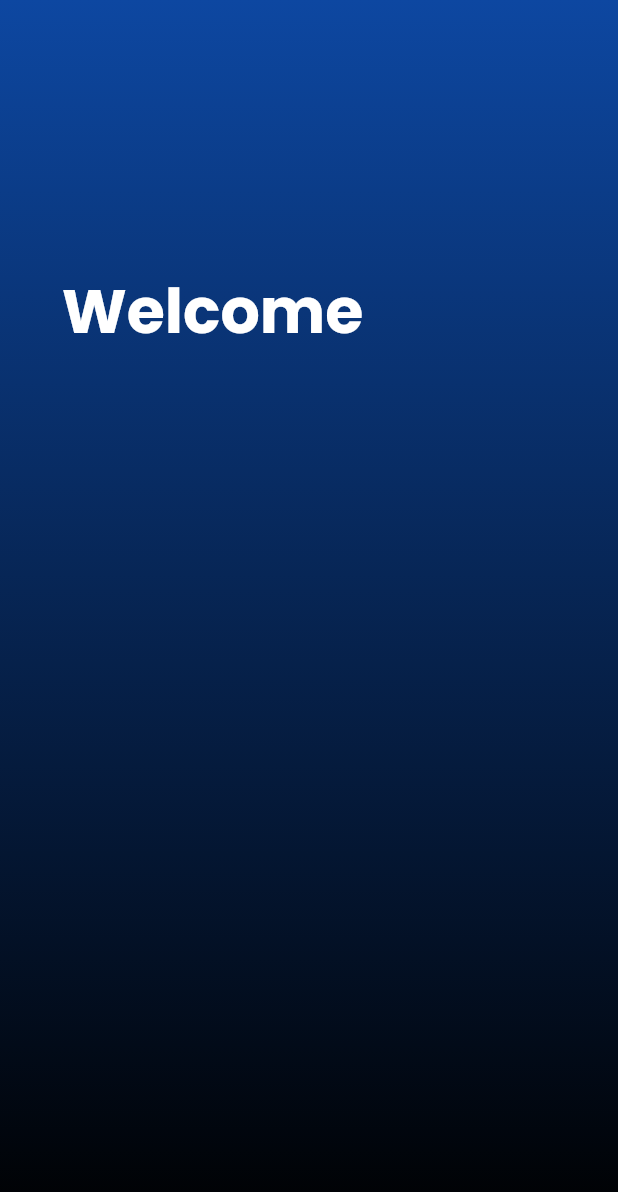
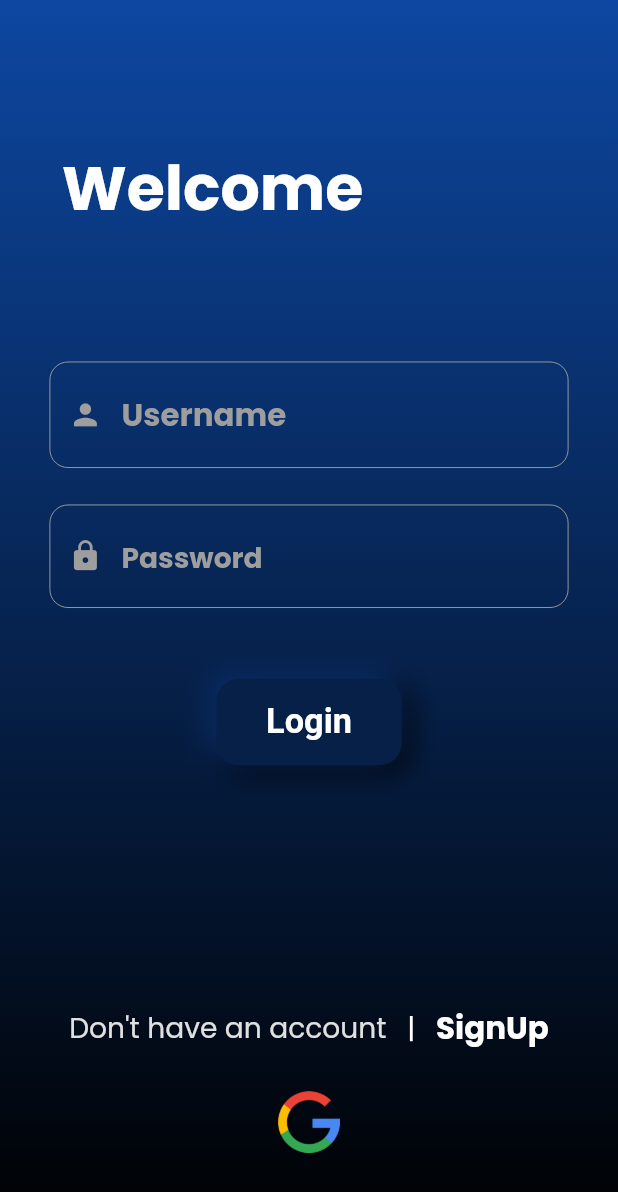
Before and after one commit to devbathani/Doll-Shop-App, a Flutter app: the screen it shows after launch, on a phone screen of 412 x 824 dp. Shown: the top 1192 px of the screen. Run offline on Flutter 3.47's test engine with Material 2 defaults, Android fonts, the phone set to English and light mode, and no system bars; our stand-ins replace firebase_auth, firebase_core, google_fonts, google_sign_in; accounts and stored records are empty.

Commit message:
Added login screen and login method

```diff
--- a/lib/main.dart
+++ b/lib/main.dart
@@ -1,5 +1,6 @@
-import 'package:firebase_auth/firebase_auth.dart';
 import 'package:flutter/material.dart';
+import 'package:provider/provider.dart';
+import 'package:shop_app/provider/google_sigin_provider.dart';
 import 'package:shop_app/screens/homescreen.dart';
 import 'package:firebase_core/firebase_core.dart';
 
@@ -15,13 +16,16 @@ class MyApp extends StatelessWidget {
   // This widget is the root of your application.
   @override
   Widget build(BuildContext context) {
-    return MaterialApp(
-      debugShowCheckedModeBanner: false,
-      title: 'Doll Shop',
-      theme: ThemeData(
-        primarySwatch: Colors.blue,
+    return ChangeNotifierProvider(
+      create: (context) => GoogleSignInProvider(),
+      child: MaterialApp(
+        debugShowCheckedModeBanner: false,
+        title: 'Doll Shop',
+        theme: ThemeData(
+          primarySwatch: Colors.blue,
+        ),
+        home: const Homescreen(),
       ),
-      home: const Homescreen(),
     );
   }
 }
--- /dev/null
+++ b/lib/provider/google_sigin_provider.dart
@@ -0,0 +1,33 @@
+import 'package:firebase_auth/firebase_auth.dart';
+import 'package:flutter/material.dart';
+import 'package:google_sign_in/google_sign_in.dart';
+
+class GoogleSignInProvider extends ChangeNotifier {
+  final googleSignin = GoogleSignIn();
+
+  GoogleSignInAccount? _user;
+
+  GoogleSignInAccount get user => _user!;
+
+  Future login() async {
+    final googleuser = await googleSignin.signIn();
+    if (googleuser == null) return;
+    _user = googleuser;
+
+    final googleauth = await googleuser.authentication;
+
+    final credentials = GoogleAuthProvider.credential(
+      accessToken: googleauth.accessToken,
+      idToken: googleauth.idToken,
+    );
+
+    await FirebaseAuth.instance.signInWithCredential(credentials);
+
+    notifyListeners();
+  }
+
+  Future logout() async {
+    await googleSignin.disconnect();
+    FirebaseAuth.instance.signOut();
+  }
+}
--- a/lib/screens/homescreen.dart
+++ b/lib/screens/homescreen.dart
@@ -1,38 +1,21 @@
+import 'package:firebase_auth/firebase_auth.dart';
 import 'package:flutter/material.dart';
-import 'package:google_fonts/google_fonts.dart';
+import 'package:shop_app/screens/loginscreen.dart';
+import 'package:shop_app/screens/shopscreen.dart';
 
 class Homescreen extends StatefulWidget {
   const Homescreen({Key? key}) : super(key: key);
 
   @override
-  State<Homescreen> createState() => _HomescreenState();
+  _HomescreenState createState() => _HomescreenState();
 }
 
-class _HomescreenState extends State<Homescreen>
-    with SingleTickerProviderStateMixin {
-  late AnimationController animationController;
-
-  @override
-  void initState() {
-    super.initState();
-    animationController = AnimationController(
-        vsync: this, duration: const Duration(milliseconds: 1000));
-    animationController.forward();
-  }
-
-  @override
-  void dispose() {
-    animationController.dispose();
-    super.dispose();
-  }
-
+class _HomescreenState extends State<Homescreen> {
   @override
   Widget build(BuildContext context) {
-    var h = MediaQuery.of(context).size.height;
-    var w = MediaQuery.of(context).size.width;
-
     return Scaffold(
       body: Container(
+        height: double.infinity,
         width: double.infinity,
         decoration: BoxDecoration(
           gradient: LinearGradient(
@@ -44,33 +27,23 @@ class _HomescreenState extends State<Homescreen>
             end: Alignment.bottomCenter,
           ),
         ),
-        child: Column(
-          crossAxisAlignment: CrossAxisAlignment.start,
-          children: [
-            Padding(
-              padding: EdgeInsets.symmetric(
-                  vertical: h * 0.20, horizontal: w * 0.10),
-              child: SlideTransition(
-                position: Tween<Offset>(
-                  begin: const Offset(0, 0.7),
-                  end: const Offset(0, 0.2),
-                ).animate(animationController),
-                child: FadeTransition(
-                  opacity: animationController,
-                  child: Text(
-                    "Welcome",
-                    style: GoogleFonts.poppins(
-                      textStyle: TextStyle(
-                        color: Colors.white,
-                        fontSize: w / 10,
-                        fontWeight: FontWeight.bold,
-                      ),
-                    ),
-                  ),
+        child: StreamBuilder(
+          stream: FirebaseAuth.instance.authStateChanges(),
+          builder: (context, snapshot) {
+            if (snapshot.connectionState == ConnectionState.waiting) {
+              return const Center(
+                child: CircularProgressIndicator(
+                  color: Colors.white,
                 ),
-              ),
-            )
-          ],
+              );
+            } else if (snapshot.hasData) {
+              return const Shopscreen();
+            } else if (snapshot.hasError) {
+              return const Text("Something went wrong !!");
+            } else {
+              return const Loginscreen();
+            }
+          },
         ),
       ),
     );
--- /dev/null
+++ b/lib/screens/loginscreen.dart
@@ -0,0 +1,325 @@
+import 'package:flutter/material.dart';
+import 'package:google_fonts/google_fonts.dart';
+import 'package:provider/provider.dart';
+import 'package:shop_app/provider/google_sigin_provider.dart';
+
+class Loginscreen extends StatefulWidget {
+  const Loginscreen({Key? key}) : super(key: key);
+
+  @override
+  State<Loginscreen> createState() => _LoginscreenState();
+}
+
+class _LoginscreenState extends State<Loginscreen>
+    with SingleTickerProviderStateMixin {
+  late AnimationController animationController;
+
+  @override
+  void initState() {
+    super.initState();
+    animationController = AnimationController(
+        vsync: this, duration: const Duration(milliseconds: 1000));
+    animationController.forward();
+  }
+
+  @override
+  void dispose() {
+    animationController.dispose();
+    super.dispose();
+  }
+
+  final GlobalKey<FormState> _form = GlobalKey<FormState>();
+
+  @override
+  Widget build(BuildContext context) {
+    var h = MediaQuery.of(context).size.height;
+    var w = MediaQuery.of(context).size.width;
+
+    return Scaffold(
+      body: Container(
+        height: double.infinity,
+        width: double.infinity,
+        decoration: BoxDecoration(
+          gradient: LinearGradient(
+            colors: [
+              Colors.blue.shade900,
+              Colors.black,
+            ],
+            begin: Alignment.topCenter,
+            end: Alignment.bottomCenter,
+          ),
+        ),
+        child: SingleChildScrollView(
+          child: Column(
+            crossAxisAlignment: CrossAxisAlignment.start,
+            children: [
+              Padding(
+                padding: EdgeInsets.symmetric(
+                    vertical: h * 0.10, horizontal: w * 0.10),
+                child: SlideTransition(
+                  position: Tween<Offset>(
+                    begin: const Offset(0, 0.4),
+                    end: const Offset(0, 0.2),
+                  ).animate(animationController),
+                  child: FadeTransition(
+                    opacity: animationController,
+                    child: Text(
+                      "Welcome",
+                      style: GoogleFonts.poppins(
+                        textStyle: TextStyle(
+                          color: Colors.white,
+                          fontSize: w / 10,
+                          fontWeight: FontWeight.bold,
+                        ),
+                      ),
+                    ),
+                  ),
+                ),
+              ),
+              Form(
+                key: _form,
+                child: Column(
+                  children: [
+                    SlideTransition(
+                      position: Tween<Offset>(
+                        begin: const Offset(0, 0.5),
+                        end: const Offset(0, 0.2),
+                      ).animate(animationController),
+                      child: Padding(
+                        padding: EdgeInsets.symmetric(horizontal: w * 0.08),
+                        child: TextFormField(
+                          keyboardType: TextInputType.name,
+                          style: GoogleFonts.poppins(
+                            textStyle: TextStyle(
+                              color: Colors.white,
+                              fontSize: w / 20,
+                              fontWeight: FontWeight.bold,
+                            ),
+                          ),
+                          decoration: InputDecoration(
+                            prefixIcon: Icon(
+                              Icons.person,
+                              size: w / 18,
+                              color: Colors.grey,
+                            ),
+                            hintText: "Username",
+                            hintStyle: GoogleFonts.poppins(
+                              textStyle: TextStyle(
+                                  color: Colors.grey, fontSize: w / 20),
+                            ),
+                            enabledBorder: OutlineInputBorder(
+                              borderRadius: BorderRadius.all(
+                                Radius.circular(w * 0.03),
+                              ),
+                              borderSide: BorderSide(
+                                color: Colors.grey,
+                                width: w * 0.0015,
+                              ),
+                            ),
+                            focusedBorder: OutlineInputBorder(
+                              borderRadius: BorderRadius.all(
+                                Radius.circular(w * 0.03),
+                              ),
+                              borderSide: BorderSide(
+                                color: Colors.white,
+                                width: w * 0.0015,
+                              ),
+                            ),
+                          ),
+                        ),
+                      ),
+                    ),
+                    SizedBox(
+                      height: h * 0.03,
+                    ),
+                    SlideTransition(
+                      position: Tween<Offset>(
+                        begin: const Offset(0, 0.5),
+                        end: const Offset(0, 0.2),
+                      ).animate(animationController),
+                      child: FadeTransition(
+                        opacity: animationController,
+                        child: Padding(
+                          padding: EdgeInsets.symmetric(horizontal: w * 0.08),
+                          child: TextFormField(
+                            keyboardType: TextInputType.visiblePassword,
+                            obscureText: true,
+                            style: GoogleFonts.poppins(
+                              textStyle: TextStyle(
+                                color: Colors.white,
+                                fontSize: w / 20,
+                                fontWeight: FontWeight.bold,
+                              ),
+                            ),
+                            decoration: InputDecoration(
+                              prefixIcon: Icon(
+                                Icons.lock,
+                                size: w / 18,
+                                color: Colors.grey,
+                              ),
+                              hintText: "Password",
+                              hintStyle: GoogleFonts.poppins(
+                                textStyle: TextStyle(
+                                    color: Colors.grey, fontSize: w / 22),
+                              ),
+                              enabledBorder: OutlineInputBorder(
+                                borderRadius: BorderRadius.all(
+                                  Radius.circular(w * 0.03),
+                                ),
+                                borderSide: BorderSide(
+                                  color: Colors.grey,
+                                  width: w * 0.0015,
+                                ),
+                              ),
+                              focusedBorder: OutlineInputBorder(
+                                borderRadius: BorderRadius.all(
+                                  Radius.circular(w * 0.03),
+                                ),
+                                borderSide: BorderSide(
+                                  color: Colors.white,
+                                  width: w * 0.0015,
+                                ),
+                              ),
+                            ),
+                          ),
+                        ),
+                      ),
+                    ),
+                  ],
+                ),
+              ),
+              SizedBox(
+                height: h * 0.06,
+              ),
+              SlideTransition(
+                position: Tween<Offset>(
+                  begin: const Offset(0, 0.5),
+                  end: const Offset(0, 0.2),
+                ).animate(animationController),
+                child: FadeTransition(
+                  opacity: animationController,
+                  child: Padding(
+                    padding: EdgeInsets.symmetric(horizontal: w * 0.35),
+                    child: Container(
+                      height: h * 0.07,
+                      width: w * 0.30,
+                      decoration: BoxDecoration(
+                        color: const Color(0xff072048),
+                        borderRadius: BorderRadius.circular(15),
+                        boxShadow: const [
+                          BoxShadow(
+                            color: Colors.black,
+                            offset: Offset(4.0, 4.0),
+                            blurRadius: 15.0,
+                            spreadRadius: 1.0,
+                          ),
+                          BoxShadow(
+                            color: Color(0xff092f6d),
+                            offset: Offset(-4.0, -4.0),
+                            blurRadius: 15.0,
+                            spreadRadius: 1.0,
+                          ),
+                        ],
+                      ),
+                      child: Center(
+                        child: Text(
+                          "Login",
+                          style: GoogleFonts.roboto(
+                              textStyle: TextStyle(
+                                  color: Colors.white,
+                                  fontSize: w / 18,
+                                  fontWeight: FontWeight.bold)),
+                        ),
+                      ),
+                    ),
+                  ),
+                ),
+              ),
+              SizedBox(
+                height: h * 0.20,
+              ),
+              SlideTransition(
+                position: Tween<Offset>(
+                  begin: const Offset(0, 0.5),
+                  end: const Offset(0, 0.2),
+                ).animate(animationController),
+                child: FadeTransition(
+                  opacity: animationController,
+                  child: Padding(
+                    padding: EdgeInsets.symmetric(horizontal: w * 0.10),
+                    child: Row(
+                      mainAxisAlignment: MainAxisAlignment.spaceEvenly,
+                      children: [
+                        Text(
+                          "Don't have an account",
+                          style: GoogleFonts.poppins(
+                            textStyle: TextStyle(
+                              color: Colors.grey.shade300,
+                              fontSize: w / 22,
+                            ),
+                          ),
+                        ),
+                        SizedBox(
+                          width: w * 0.01,
+                        ),
+                        Text(
+                          "|",
+                          style: TextStyle(
+                              color: Colors.white,
+                              fontSize: w / 21,
+                              fontWeight: FontWeight.bold),
+                        ),
+                        SizedBox(
+                          width: w * 0.01,
+                        ),
+                        Text(
+                          "SignUp",
+                          style: GoogleFonts.poppins(
+                            textStyle: TextStyle(
+                                color: Colors.white,
+                                fontSize: w / 20,
+                                fontWeight: FontWeight.bold),
+                          ),
+                        ),
+                      ],
+                    ),
+                  ),
+                ),
+              ),
+              SizedBox(
+                height: h * 0.03,
+              ),
+              SlideTransition(
+                position: Tween<Offset>(
+                  begin: const Offset(0, 0.5),
+                  end: const Offset(0, 0.2),
+                ).animate(animationController),
+                child: FadeTransition(
+                  opacity: animationController,
+                  child: Padding(
+                    padding: EdgeInsets.symmetric(horizontal: w * 0.45),
+                    child: GestureDetector(
+                      onTap: () {
+                        final provider = Provider.of<GoogleSignInProvider>(
+                            context,
+                            listen: false);
+                        provider.login();
+                      },
+                      child: SizedBox(
+                        height: h * 0.05,
+                        width: w * 0.15,
+                        child: Image.asset(
+                          "assets/google.png",
+                        ),
+                      ),
+                    ),
+                  ),
+                ),
+              ),
+            ],
+          ),
+        ),
+      ),
+    );
+  }
+}
--- /dev/null
+++ b/lib/screens/shopscreen.dart
@@ -0,0 +1,113 @@
+import 'package:firebase_auth/firebase_auth.dart';
+import 'package:flutter/material.dart';
+import 'package:google_fonts/google_fonts.dart';
+import 'package:provider/provider.dart';
+import 'package:shop_app/provider/google_sigin_provider.dart';
+
+class Shopscreen extends StatefulWidget {
+  const Shopscreen({Key? key}) : super(key: key);
+
+  @override
+  _ShopscreenState createState() => _ShopscreenState();
+}
+
+class _ShopscreenState extends State<Shopscreen> {
+  final user = FirebaseAuth.instance.currentUser!;
+
+  @override
+  Widget build(BuildContext context) {
+    var h = MediaQuery.of(context).size.height;
+    var w = MediaQuery.of(context).size.width;
+    return Scaffold(
+      body: Container(
+        height: double.infinity,
+        width: double.infinity,
+        decoration: BoxDecoration(
+          gradient: LinearGradient(
+            colors: [
+              Colors.blue.shade900,
+              Colors.black,
+            ],
+            begin: Alignment.topCenter,
+            end: Alignment.bottomCenter,
+          ),
+        ),
+        child: Column(
+          children: [
+            Padding(
+              padding: EdgeInsets.symmetric(
+                  horizontal: w * 0.02, vertical: h * 0.05),
+              child: Row(
+                mainAxisAlignment: MainAxisAlignment.end,
+                children: [
+                  CircleAvatar(
+                    radius: 20,
+                    backgroundImage: NetworkImage(user.photoURL!),
+                  ),
+                ],
+              ),
+            ),
+            SizedBox(
+              height: h * 0.03,
+            ),
+            Padding(
+              padding: EdgeInsets.symmetric(horizontal: w * 0.08),
+              child: Text(
+                user.email!,
+                style: GoogleFonts.roboto(
+                  textStyle: TextStyle(
+                    color: Colors.white,
+                    fontSize: w / 15,
+                    fontWeight: FontWeight.bold,
+                  ),
+                ),
+              ),
+            ),
+            SizedBox(
+              height: h * 0.30,
+            ),
+            GestureDetector(
+              onTap: () {
+                final provider =
+                    Provider.of<GoogleSignInProvider>(context, listen: false);
+                provider.logout();
+              },
+              child: Container(
+                height: h * 0.07,
+                width: w * 0.30,
+                decoration: BoxDecoration(
+                  color: const Color(0xff072048),
+                  borderRadius: BorderRadius.circular(15),
+                  boxShadow: const [
+                    BoxShadow(
+                      color: Colors.black,
+                      offset: Offset(4.0, 4.0),
+                      blurRadius: 15.0,
+                      spreadRadius: 1.0,
+                    ),
+                    BoxShadow(
+                      color: Color(0xff092f6d),
+                      offset: Offset(-4.0, -4.0),
+                      blurRadius: 15.0,
+                      spreadRadius: 1.0,
+                    ),
+                  ],
+                ),
+                child: Center(
+                  child: Text(
+                    "Logout",
+                    style: GoogleFonts.roboto(
+                        textStyle: TextStyle(
+                            color: Colors.white,
+                            fontSize: w / 18,
+                            fontWeight: FontWeight.bold)),
+                  ),
+                ),
+              ),
+            ),
+          ],
+        ),
+      ),
+    );
+  }
+}
--- a/pubspec.yaml
+++ b/pubspec.yaml
@@ -65,9 +65,9 @@ flutter:
   uses-material-design: true
 
   # To add assets to your application, add an assets section, like this:
-  # assets:
-  #   - images/a_dot_burr.jpeg
-  #   - images/a_dot_ham.jpeg
+  assets:
+    - assets/
+
 
   # An image asset can refer to one or more resolution-specific "variants", see
   # https://flutter.dev/assets-and-images/#resolution-aware.
```
Also changed, not shown: assets/google.png (added).
